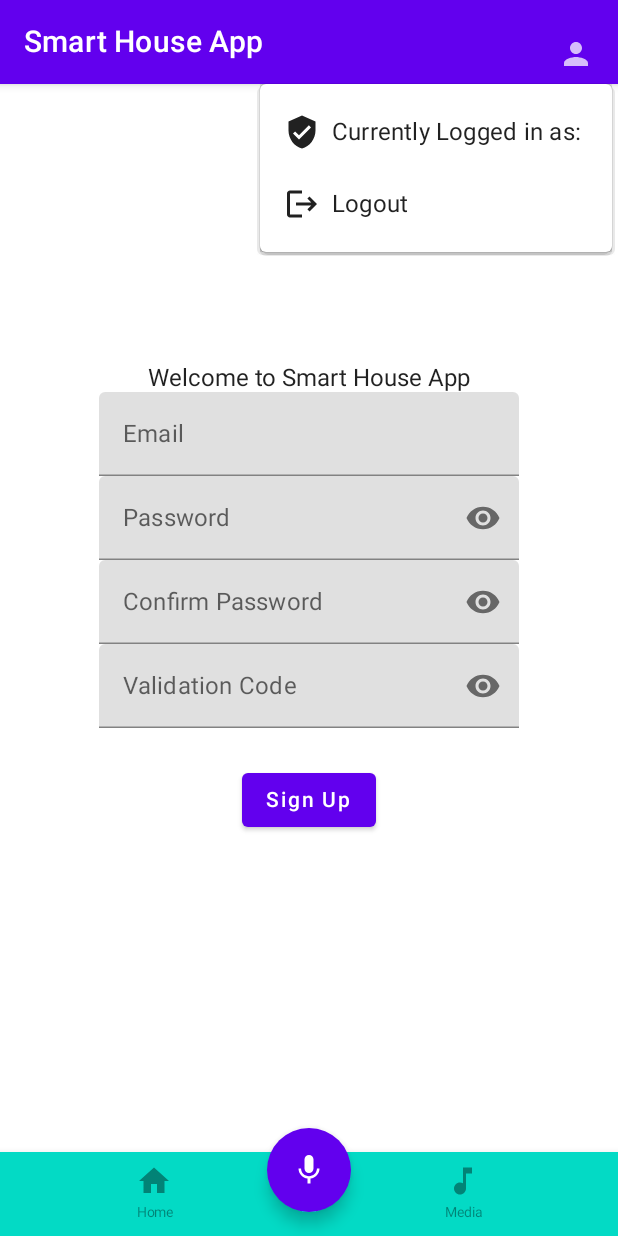
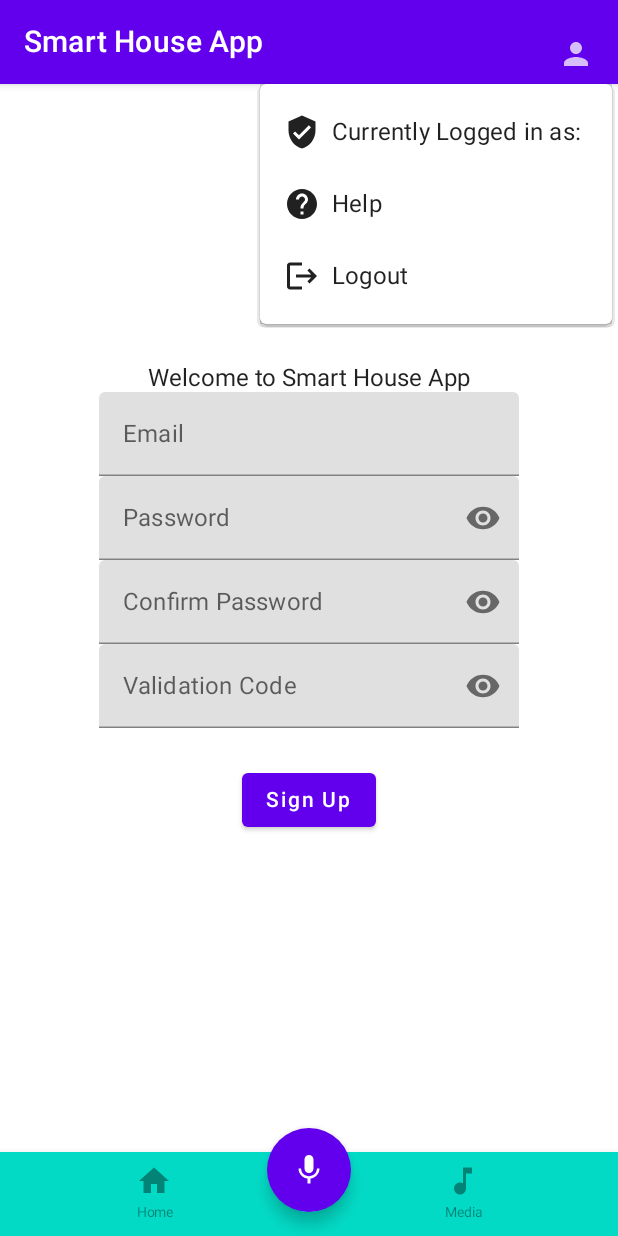
Before and after one commit to interactive-house/unit-mobile, an Android app built with Jetpack Compose: the RegisterScreen screen opened through its navigation route, after a tap on "Add", on a phone screen of 412 x 824 dp. Run offline under Robolectric (Android 15) with nearby library versions, the phone set to English and light mode, and no system bars; our stand-ins replace Firebase (no records; nobody signed in at launch, a user with empty details on screens opened directly); 3 statements that could not run were skipped.

Commit message:
help in dropdown menu on topbar

```diff
--- a/UnitMobile/app/src/main/java/com/example/unitmobile/MainActivity.kt
+++ b/UnitMobile/app/src/main/java/com/example/unitmobile/MainActivity.kt
@@ -1,6 +1,7 @@
 package com.example.unitmobile
 
 import android.app.Activity
+import android.app.AlertDialog
 import android.content.Intent
 import android.os.Bundle
 import android.speech.RecognizerIntent
@@ -12,8 +13,11 @@ import androidx.activity.compose.setContent
 import androidx.activity.result.contract.ActivityResultContracts
 import androidx.compose.foundation.Image
 import androidx.compose.foundation.background
+import androidx.compose.foundation.clickable
 import androidx.compose.foundation.layout.*
+import androidx.compose.foundation.rememberScrollState
 import androidx.compose.foundation.shape.CircleShape
+import androidx.compose.foundation.verticalScroll
 import androidx.compose.material.*
 import androidx.compose.material.icons.Icons
 import androidx.compose.material.icons.filled.*
@@ -73,10 +77,10 @@ fun MyApp(
     db: FirebaseDatabase,
     activity: Activity
 ) {
+    var showHelpPopup = remember { mutableStateOf(false) }
     // Change to false to skip login
     val auth = remember { FirebaseAuth.getInstance() }
     var userState by remember(auth) { mutableStateOf(auth.currentUser) }
-
     var startDestination by remember { mutableStateOf("login") }
 
     fun signOut() {
@@ -132,7 +136,7 @@ fun MyApp(
                     title = { Text("Smart House App") },
                     actions = {
                         if (userState != null) {
-                            DropdownMenuDemo(signOut = { signOut() }, userState)
+                            DropdownMenuDemo(signOut = { signOut() }, userState, showHelpPopup = {showHelpPopup.value = true})
 
                         }
 
@@ -145,22 +149,51 @@ fun MyApp(
                 }
             },
 
-            content = {
+            content = { padding ->
+
                     Box(
                     modifier = Modifier
                         .fillMaxSize()
                         .padding(bottom = 56.dp),
                     contentAlignment = Alignment.BottomCenter
                 ) {
-                    Column(
-                        modifier = Modifier
-                            .fillMaxSize()
-                            .padding(it),
-                        horizontalAlignment = Alignment.CenterHorizontally
+                        if (showHelpPopup.value) {
+                            AlertDialog(
+                                onDismissRequest = {
+                                    showHelpPopup.value = false
+                                },
+                                title = {
+                                    Text(text = "Help")
+                                },
+                                text = {
+                                    Text(text = "You can use voice commands to control your devices. \n\n" +
+                                            "For example, you can say \"Turn on the lights\" or \"Open the door\". \n\n" +
+                                            "You can also use the buttons in the bottom bar to navigate between screens." +
+                                            "\n\n" + "Commands: \n" +
+                                            "Turn on the lights \n" +
+                                            "Turn off the lights \n" +
+                                            "Open the door \n" +
+                                            "Close the door \n" +
+                                            "Open the window \n" +
+                                            "Close the window \n" +
+                                            "Next song \n" +
+                                            "Previous song \n" +
+                                            "Play song \n"
+                                    )
+                                },
+                                confirmButton = {
+                                    Button(
+                                        onClick = {
+                                            showHelpPopup.value = false
+                                        }
                                     ) {
+                                        Text(text = "OK")
+                                    }
+                                }
+                            )
+                        }
 
 
-                    }
                     NavigationGraph(
                         navController = navController,
                         db = db,
@@ -183,10 +216,6 @@ fun MyApp(
                         onLoginCallback = {
                             userState = it as FirebaseUser?
                             navController.navigate("home") {
-
-
-
-
                             }
                         },
                         onRegisterCallback = {
@@ -417,11 +446,12 @@ fun handleSpeechToText(
 }
 
 @Composable
-fun DropdownMenuDemo(signOut: () -> Unit, userState: FirebaseUser?) {
+fun DropdownMenuDemo(signOut: () -> Unit, userState: FirebaseUser?, showHelpPopup : () -> Unit) {
     var expanded by remember { mutableStateOf(false) }
 
     val items = listOf(
         Pair(Icons.Filled.VerifiedUser, "Currently Logged in as: ${userState?.email}"),
+        Pair(Icons.Filled.Help, "Help"),
         Pair(Icons.Filled.Logout, "Logout"),
     )
 
@@ -429,10 +459,12 @@ fun DropdownMenuDemo(signOut: () -> Unit, userState: FirebaseUser?) {
         Spacer(modifier = Modifier.height(16.dp))
         IconButton(onClick = {
             expanded = true
-
         }) {
             Icon(Icons.Filled.Person, contentDescription = "Add")
         }
+    }
+
+
     DropdownMenu(
         expanded = expanded,
         onDismissRequest = { expanded = false }
@@ -440,10 +472,11 @@ fun DropdownMenuDemo(signOut: () -> Unit, userState: FirebaseUser?) {
         items.forEachIndexed { index, item ->
             DropdownMenuItem(onClick = {
                 if (index == 1) {
+                    showHelpPopup()
+                } else if (index == 2) {
                     signOut()
-
-
                 }
+                expanded = false // Close the dropdown menu
 
             }) {
                 Row(verticalAlignment = Alignment.CenterVertically) {
@@ -453,11 +486,8 @@ fun DropdownMenuDemo(signOut: () -> Unit, userState: FirebaseUser?) {
                 }
             }
         }
-
     }
 }
-}
-
 
 fun sendToast(text: String, activity: Activity) {
     Toast.makeText(
--- a/UnitMobile/app/src/main/java/com/example/unitmobile/components/supportComponents.kt
+++ b/UnitMobile/app/src/main/java/com/example/unitmobile/components/supportComponents.kt
@@ -16,6 +16,7 @@ import androidx.compose.foundation.layout.height
 import androidx.compose.foundation.layout.padding
 import androidx.compose.foundation.layout.size
 import androidx.compose.foundation.layout.width
+import androidx.compose.material.Divider
 import androidx.compose.material.Icon
 import androidx.compose.material.IconButton
 import androidx.compose.material.MaterialTheme
@@ -71,6 +72,10 @@ fun TextFieldWithToggle(
 
         }
     )
+}
+@Composable
+fun ItemDivider() {
+    Divider(color = Color.Gray, thickness = 1.dp, modifier = Modifier.padding(vertical = 16.dp))
 }
 @Composable
 fun BottomTrackController(
--- a/UnitMobile/app/src/main/java/com/example/unitmobile/screens/HomeScreen.kt
+++ b/UnitMobile/app/src/main/java/com/example/unitmobile/screens/HomeScreen.kt
@@ -53,17 +53,9 @@ fun HomeScreen(
         ItemDivider()
         WindowSwitch(db, itemStateTrue[1], itemStateFalse[1])
         ItemDivider()
-
         HumidityReader(db = db, lifecycleOwner = LocalLifecycleOwner.current)
-        //ItemDivider()
-        //MediaControls(db = db)
     }
 }
-@Composable
-fun ItemDivider() {
-    Divider(color = Color.Gray, thickness = 1.dp, modifier = Modifier.padding(vertical = 16.dp))
-}
-@OptIn(ExperimentalAnimationApi::class)
 @Composable
 fun Information() {
     val showInformation = rememberSaveable { mutableStateOf(false) }
```
Lines whose indentation alone changed are shown as unchanged.
